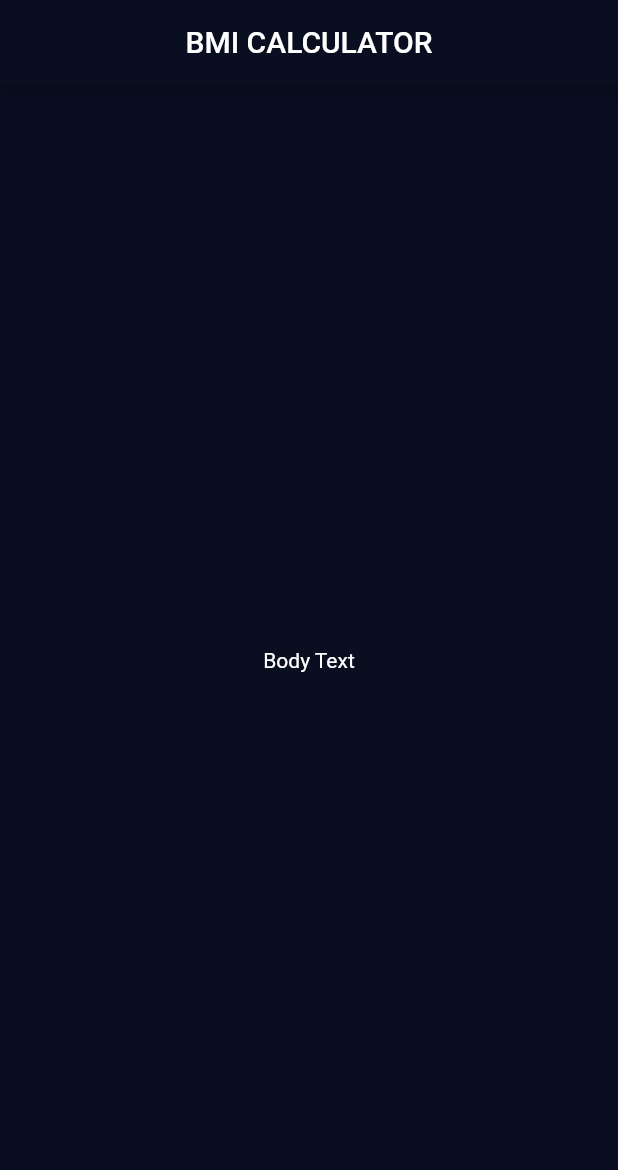
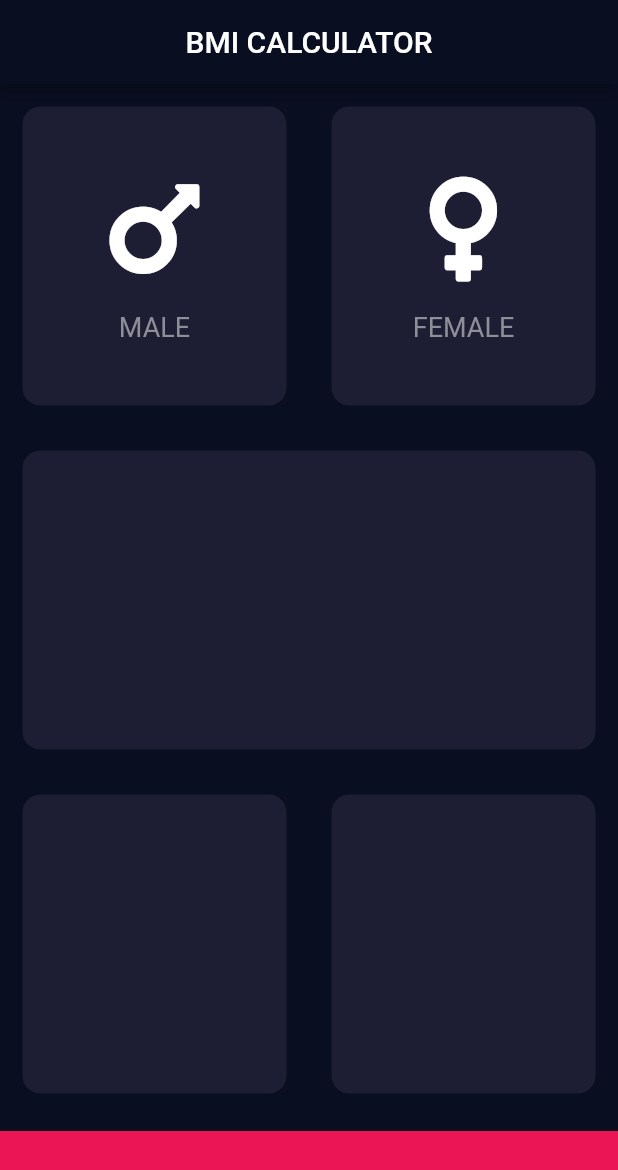
Before and after one commit to kokaprog/bmi_calc, a Flutter app: the screen it shows after launch, on a phone screen of 412 x 824 dp. Shown: the top 1170 px of the screen. Run offline on Flutter 3.47's test engine with Material 2 defaults, Android fonts, the phone set to English and light mode, and no system bars; our stand-ins replace font_awesome_flutter.

Commit message:
implement custom widget(ReusableCard and IconContent)

```diff
--- /dev/null
+++ b/lib/icon_content.dart
@@ -0,0 +1,32 @@
+import 'package:flutter/material.dart';
+
+const iconSize = 80.0;
+const labelStyle = TextStyle(
+  color: Color(0xFF8D8E98),
+  fontSize: 18.0,
+);
+
+class IconContent extends StatelessWidget {
+  final String label;
+  final IconData icon;
+
+  IconContent({@required this.icon, @required this.label});
+
+  @override
+  Widget build(BuildContext context) {
+    return Column(
+      mainAxisAlignment: MainAxisAlignment.center,
+      children: <Widget>[
+        Icon(
+          icon,
+          size: iconSize,
+        ),
+        SizedBox(height: 15.0),
+        Text(
+          label,
+          style: labelStyle,
+        ),
+      ],
+    );
+  }
+}
--- a/lib/input_page.dart
+++ b/lib/input_page.dart
@@ -1,4 +1,12 @@
+import 'package:bmi_calculator/reusable_card.dart';
+import 'package:flutter/cupertino.dart';
 import 'package:flutter/material.dart';
+import 'package:font_awesome_flutter/font_awesome_flutter.dart';
+import 'icon_content.dart';
+
+const bottomContainerHeight = 70.0;
+const activeCardColor = Color(0xFF1D1E33);
+const bottomContainerColor = Color(0xFFEB1555);
 
 class InputPage extends StatefulWidget {
   @override
@@ -13,8 +21,54 @@ class _InputPageState extends State<InputPage> {
         centerTitle: true,
         title: Text('BMI CALCULATOR'),
       ),
-      body: Center(
-        child: Text('Body Text'),
+      body: Column(
+        children: <Widget>[
+          Expanded(
+            child: Row(
+              children: <Widget>[
+                Expanded(
+                  child: ReusableCard(
+                    color: activeCardColor,
+                    cardChild: IconContent(
+                      icon: FontAwesomeIcons.mars,
+                      label: 'MALE',
+                    ),
+                  ),
+                ),
+                Expanded(
+                  child: ReusableCard(
+                    color: activeCardColor,
+                    cardChild: IconContent(
+                      icon: FontAwesomeIcons.venus,
+                      label: 'FEMALE',
+                    ),
+                  ),
+                ),
+              ],
+            ),
+          ),
+          Expanded(
+            child: ReusableCard(color: activeCardColor),
+          ),
+          Expanded(
+            child: Row(
+              children: <Widget>[
+                Expanded(
+                  child: ReusableCard(color: activeCardColor),
+                ),
+                Expanded(
+                  child: ReusableCard(color: activeCardColor),
+                ),
+              ],
+            ),
+          ),
+          Container(
+            color: bottomContainerColor,
+            margin: EdgeInsets.only(top: 10.0),
+            width: double.infinity,
+            height: bottomContainerHeight,
+          ),
+        ],
       ),
     );
   }
--- /dev/null
+++ b/lib/reusable_card.dart
@@ -0,0 +1,20 @@
+import 'package:flutter/material.dart';
+
+class ReusableCard extends StatelessWidget {
+  final Color color;
+  final Widget cardChild;
+
+  ReusableCard({@required this.color, this.cardChild});
+
+  @override
+  Widget build(BuildContext context) {
+    return Container(
+      child: cardChild,
+      margin: EdgeInsets.all(15.0),
+      decoration: BoxDecoration(
+        color: color,
+        borderRadius: BorderRadius.circular(12.0),
+      ),
+    );
+  }
+}
--- a/pubspec.yaml
+++ b/pubspec.yaml
@@ -11,6 +11,7 @@ dependencies:
     sdk: flutter
 
   cupertino_icons: ^0.1.2
+  font_awesome_flutter: ^8.5.0
 
 dev_dependencies:
   flutter_test:
```
Also changed, not shown: pubspec.lock.
